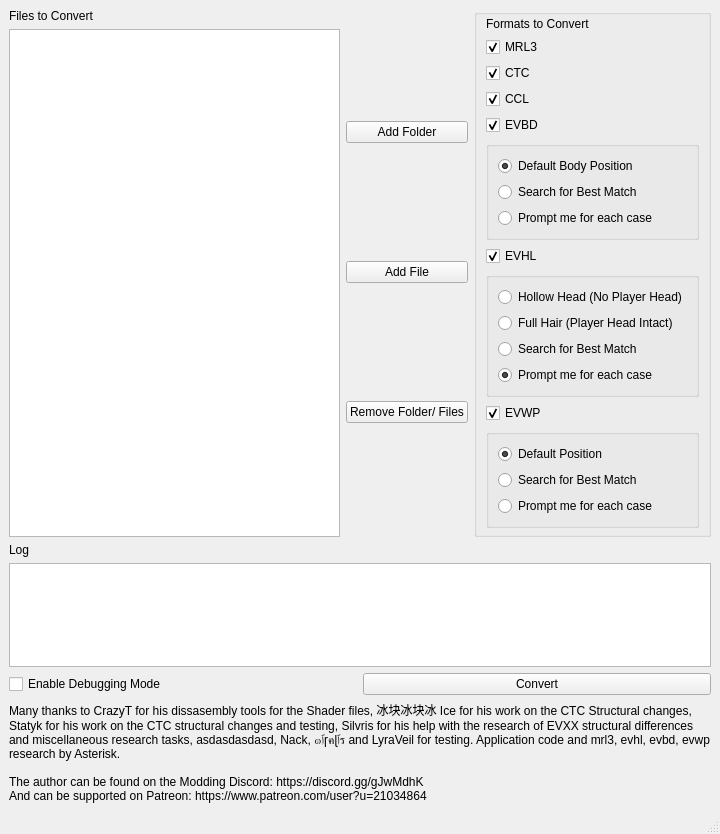
First picture: the form in gui/IBConverter.ui, repository AsteriskAmpersand/Hyperthermia-MHW-IB-Converter, before the edit.
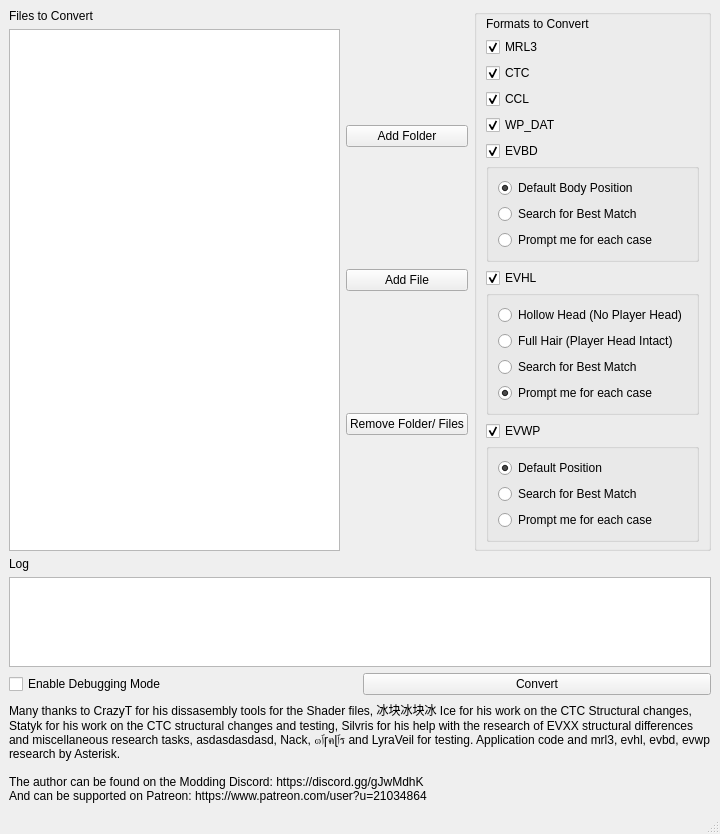
Second picture: the form after the edit.

What changed in the file:
```diff
--- a/gui/IBConverter.ui
+++ b/gui/IBConverter.ui
@@ -114,10 +114,23 @@
                  </property>
                 </widget>
                </item>
+               <item>
+                <widget class="QCheckBox" name="convertWpDat">
+                 <property name="text">
+                  <string>WP_DAT</string>
+                 </property>
+                 <property name="checked">
+                  <bool>true</bool>
+                 </property>
+                </widget>
+               </item>
               </layout>
              </item>
              <item>
               <layout class="QVBoxLayout" name="verticalLayout_3">
+               <property name="spacing">
+                <number>2</number>
+               </property>
                <item>
                 <widget class="QCheckBox" name="convertEVBD">
                  <property name="text">
@@ -165,6 +178,9 @@
              </item>
              <item>
               <layout class="QVBoxLayout" name="verticalLayout_5">
+               <property name="spacing">
+                <number>2</number>
+               </property>
                <item>
                 <widget class="QCheckBox" name="convertEVHL">
                  <property name="text">
@@ -222,6 +238,9 @@
              </item>
              <item>
               <layout class="QVBoxLayout" name="verticalLayout_4">
+               <property name="spacing">
+                <number>2</number>
+               </property>
                <item>
                 <widget class="QCheckBox" name="convertEVWP">
                  <property name="text">
```
